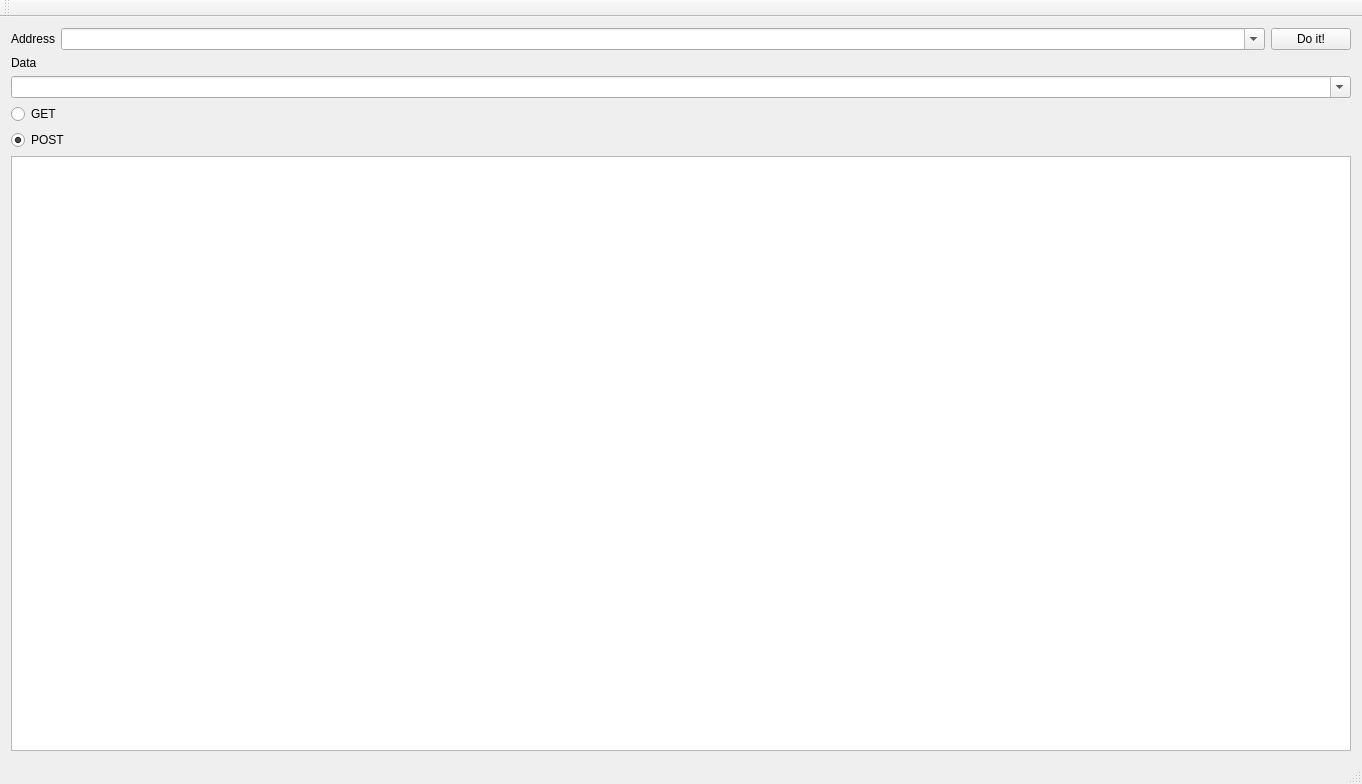
t-mon/krest, file mainwindow.ui: the form before one commit.
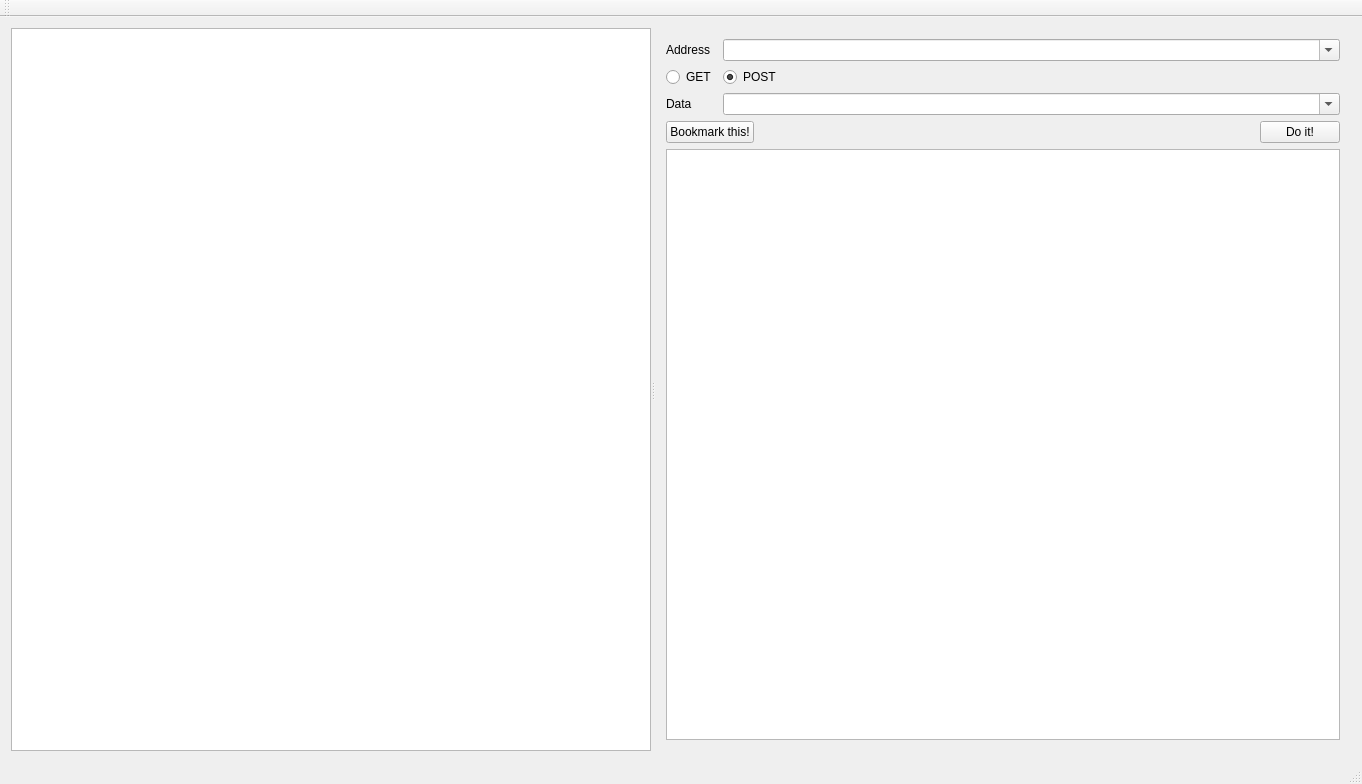
The form after the commit.

Diff of the .ui file:
```diff
--- a/mainwindow.ui
+++ b/mainwindow.ui
@@ -14,17 +14,29 @@
    <string>MainWindow</string>
   </property>
   <widget class="QWidget" name="centralWidget">
+   <layout class="QGridLayout" name="gridLayout_2">
+    <item row="0" column="0">
+     <widget class="QSplitter" name="splitter">
+      <property name="orientation">
+       <enum>Qt::Horizontal</enum>
+      </property>
+      <widget class="QTreeView" name="tvBookmarks">
+       <property name="contextMenuPolicy">
+        <enum>Qt::CustomContextMenu</enum>
+       </property>
+      </widget>
+      <widget class="QWidget" name="">
    <layout class="QVBoxLayout" name="verticalLayout">
     <item>
-     <layout class="QHBoxLayout" name="horizontalLayout">
-      <item>
+         <layout class="QGridLayout" name="gridLayout">
+          <item row="0" column="0">
        <widget class="QLabel" name="label">
         <property name="text">
          <string>Address</string>
         </property>
        </widget>
       </item>
-      <item>
+          <item row="0" column="1" colspan="2">
        <widget class="QComboBox" name="cbUrl">
         <property name="sizePolicy">
          <sizepolicy hsizetype="Expanding" vsizetype="Fixed">
@@ -37,37 +49,14 @@
         </property>
        </widget>
       </item>
-      <item>
-       <widget class="QPushButton" name="pushButton">
-        <property name="text">
-         <string>Do it!</string>
-        </property>
-       </widget>
-      </item>
-     </layout>
-    </item>
-    <item>
-     <widget class="QLabel" name="label_2">
-      <property name="text">
-       <string>Data</string>
-      </property>
-     </widget>
-    </item>
-    <item>
-     <widget class="QComboBox" name="cbData">
-      <property name="editable">
-       <bool>true</bool>
-      </property>
-     </widget>
-    </item>
-    <item>
+          <item row="1" column="0">
      <widget class="QRadioButton" name="rbGet">
       <property name="text">
        <string>GET</string>
       </property>
      </widget>
     </item>
-    <item>
+          <item row="1" column="1">
      <widget class="QRadioButton" name="rbPost">
       <property name="text">
        <string>POST</string>
@@ -77,8 +66,84 @@
       </property>
      </widget>
     </item>
+          <item row="1" column="2">
+           <spacer name="horizontalSpacer">
+            <property name="orientation">
+             <enum>Qt::Horizontal</enum>
+            </property>
+            <property name="sizeHint" stdset="0">
+             <size>
+              <width>40</width>
+              <height>20</height>
+             </size>
+            </property>
+           </spacer>
+          </item>
+          <item row="2" column="0">
+           <widget class="QLabel" name="label_2">
+            <property name="text">
+             <string>Data</string>
+            </property>
+           </widget>
+          </item>
+          <item row="2" column="1" colspan="2">
+           <widget class="QComboBox" name="cbData">
+            <property name="sizePolicy">
+             <sizepolicy hsizetype="Expanding" vsizetype="Fixed">
+              <horstretch>0</horstretch>
+              <verstretch>0</verstretch>
+             </sizepolicy>
+            </property>
+            <property name="editable">
+             <bool>true</bool>
+            </property>
+           </widget>
+          </item>
+         </layout>
+        </item>
+        <item>
+         <layout class="QHBoxLayout" name="horizontalLayout">
+          <item>
+           <widget class="QPushButton" name="pushButton_2">
+            <property name="text">
+             <string>Bookmark this!</string>
+            </property>
+           </widget>
+          </item>
+          <item>
+           <spacer name="horizontalSpacer_2">
+            <property name="orientation">
+             <enum>Qt::Horizontal</enum>
+            </property>
+            <property name="sizeHint" stdset="0">
+             <size>
+              <width>40</width>
+              <height>20</height>
+             </size>
+            </property>
+           </spacer>
+          </item>
+          <item>
+           <widget class="QPushButton" name="pushButton">
+            <property name="sizePolicy">
+             <sizepolicy hsizetype="Minimum" vsizetype="Fixed">
+              <horstretch>0</horstretch>
+              <verstretch>0</verstretch>
+             </sizepolicy>
+            </property>
+            <property name="text">
+             <string>Do it!</string>
+            </property>
+           </widget>
+          </item>
+         </layout>
+        </item>
     <item>
      <widget class="QPlainTextEdit" name="plainTextEdit"/>
+        </item>
+       </layout>
+      </widget>
+     </widget>
     </item>
    </layout>
   </widget>
```
Lines whose indentation alone changed are shown as unchanged.
